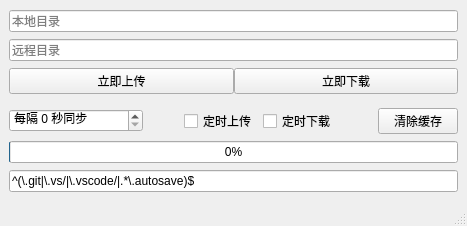
The window that mainwindow.ui (iwxyi/AutoCopyDir) describes before a commit, drawn with Qt 5.
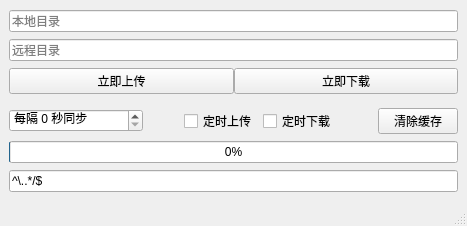
The same window after the commit.

Commit message: 添加过滤词保存

Patch:
```diff
--- a/mainwindow.ui
+++ b/mainwindow.ui
@@ -133,7 +133,7 @@
        <string>&lt;html&gt;&lt;head/&gt;&lt;body&gt;&lt;p&gt;按文件名的正则表达式来过滤文件&lt;/p&gt;&lt;p&gt;忽略目录需在末尾加上斜杠&amp;quot;/&amp;quot;&lt;/p&gt;&lt;/body&gt;&lt;/html&gt;</string>
       </property>
       <property name="text">
-       <string>^(\.git|\.vs/|\.vscode/|.*\.autosave)$</string>
+       <string>^\..*/$</string>
       </property>
       <property name="placeholderText">
        <string>过滤正则</string>
```
The commit also changes 2 other files.
